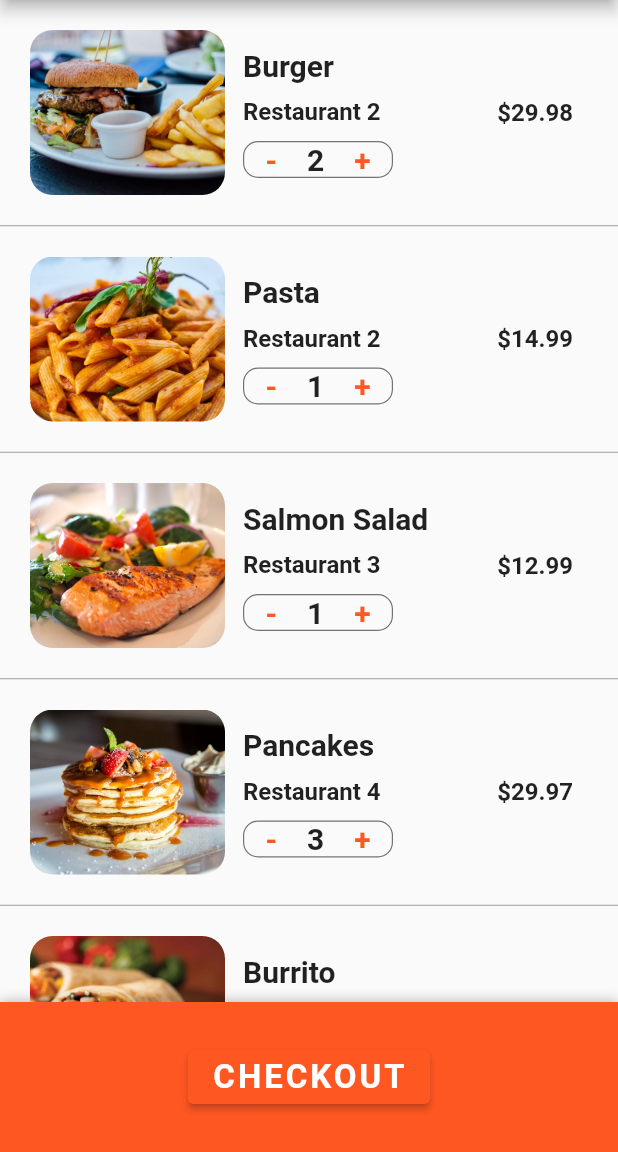
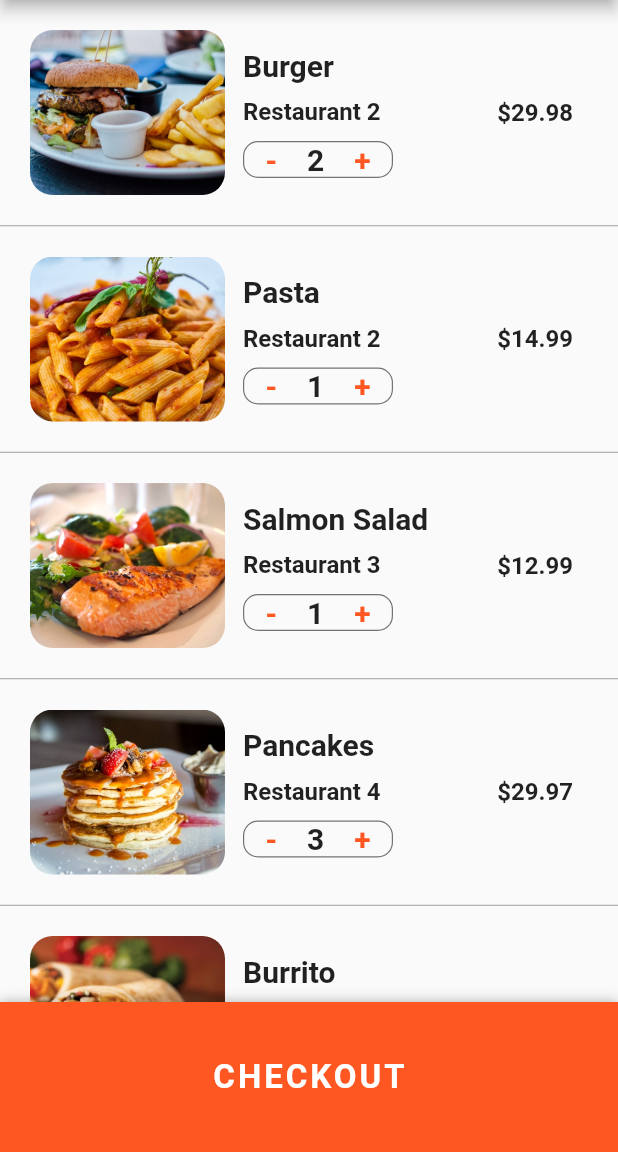
Before and after one commit to kashakil/food_delivery_app_ui, a Flutter app: the screen it shows after launch, after a tap on an icon or button, on a phone screen of 412 x 824 dp, the part 84-1236 px from its top. Run offline on Flutter 3.47's test engine with Material 2 defaults, Android fonts, the phone set to English and light mode, and no system bars.

Commit message:
TextButton added

```diff
--- a/lib/screens/cart_screen.dart
+++ b/lib/screens/cart_screen.dart
@@ -223,8 +223,8 @@ class _CartScreenState extends State<CartScreen> {
           ],
         ),
         child: Center(
-          child: ElevatedButton(
-            style: ElevatedButton.styleFrom(
+          child: TextButton(
+            style: TextButton.styleFrom(
                 backgroundColor: Theme.of(context).primaryColor),
             child: const Text(
               'CHECKOUT',
@@ -232,6 +232,7 @@ class _CartScreenState extends State<CartScreen> {
                 fontSize: 22.0,
                 fontWeight: FontWeight.bold,
                 letterSpacing: 2.0,
+                color: Colors.white,
               ),
             ),
             onPressed: () {},
--- a/lib/screens/home_screen.dart
+++ b/lib/screens/home_screen.dart
@@ -1,5 +1,6 @@
 import 'package:flutter/material.dart';
 import 'package:food_delivery_app_ui/data/data.dart';
+
 import 'package:food_delivery_app_ui/screens/cart_screen.dart';
 import 'package:food_delivery_app_ui/screens/restaurant_screen.dart';
 import 'package:food_delivery_app_ui/widgets/rating_stars.dart';
@@ -107,12 +108,13 @@ class _HomeScreenState extends State<HomeScreen> {
         title: const Text('Food Delivery'),
         centerTitle: true,
         actions: <Widget>[
-          ElevatedButton(
-            style: ElevatedButton.styleFrom(backgroundColor: Colors.deepOrange),
+          TextButton(
+            // style: TextButton.styleFrom(backgroundColor: Colors.deepOrange),
             child: Text(
               'Cart (${currentUser.cart.length})',
               style: const TextStyle(
                 fontSize: 20.0,
+                color: Colors.white,
               ),
             ),
             onPressed: () => Navigator.push(
```
